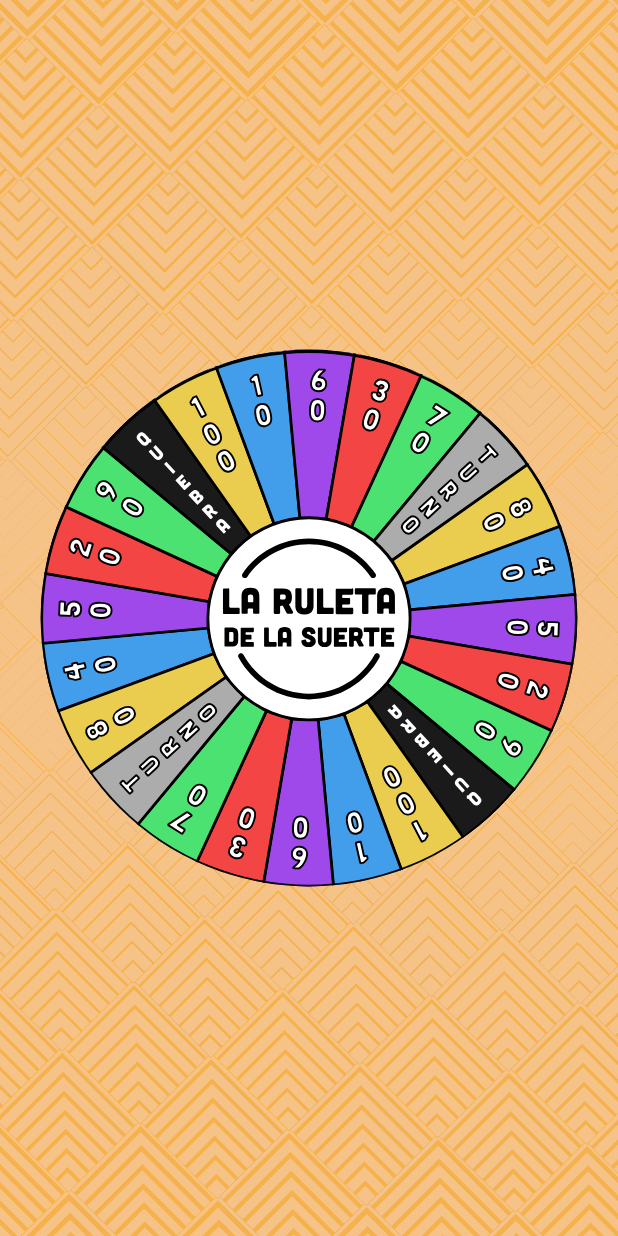
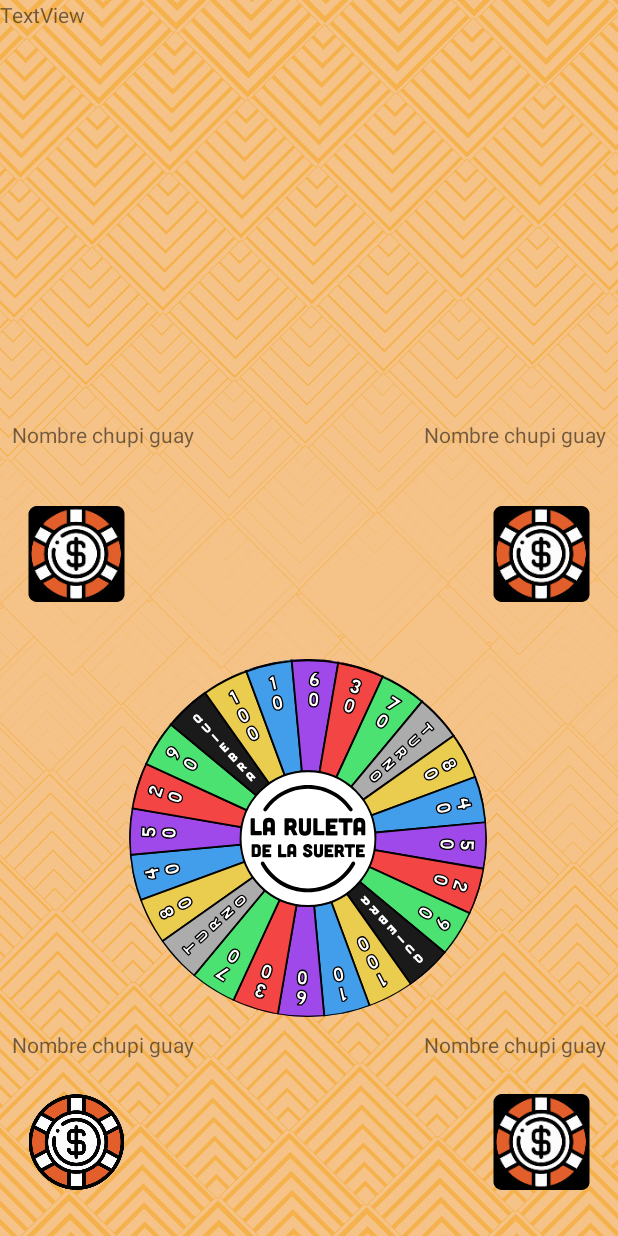
Before and after one commit to aalevelaa/ruleta-de-la-suerte, an Android app: the GameActivity screen opened directly, with no data from a screen before it, on a phone screen of 412 x 824 dp. Run offline under Robolectric (Android 15) with nearby library versions, the phone set to English and light mode, and no system bars; 1 statement that could not run was skipped.

Commit message:
Players icons added.

```diff
--- a/app/src/main/java/com/example/ruletadelasuerte/GameActivity.java
+++ b/app/src/main/java/com/example/ruletadelasuerte/GameActivity.java
@@ -6,18 +6,18 @@ import android.content.Intent;
 import android.os.Bundle;
 import android.view.View;
 import android.view.animation.AnimationSet;
-import android.view.animation.DecelerateInterpolator;
 import android.view.animation.RotateAnimation;
 import android.widget.ImageView;
+import android.widget.TextView;
 
 import java.util.Random;
 
 public class GameActivity extends AppCompatActivity {
 
     private ImageView ruleta;
-    private AnimationSet animSet;
     private int numPlayers = 0;
     private String[] namePlayers;
+    private float lastRDiff = 0;
 
     @Override
     protected void onCreate(Bundle savedInstanceState) {
@@ -37,14 +37,14 @@ public class GameActivity extends AppCompatActivity {
     {
         ruleta = findViewById(R.id.ruletaIntro);
 
-        animSet = new AnimationSet(true);
-        animSet.setInterpolator(new DecelerateInterpolator());
-        animSet.setFillAfter(true);
-        animSet.setFillEnabled(true);
-
+        ruleta.setOnClickListener(new View.OnClickListener()
+        {
+            @Override
+            public void onClick(View v)
+            {
                 float r = (float) new Random().nextInt(360);
 
-        RotateAnimation animRotate = new RotateAnimation(0.0f, 2160 + r,
+                final RotateAnimation animRotate = new RotateAnimation(0.0f, -r+5-360,
                         RotateAnimation.RELATIVE_TO_SELF, 0.5f,
                         RotateAnimation.RELATIVE_TO_SELF, 0.5f);
 
@@ -52,16 +52,15 @@ public class GameActivity extends AppCompatActivity {
                 animRotate.setDuration(3000);
                 animRotate.setFillAfter(true);
 
-        animSet.addAnimation(animRotate);
+                ruleta.startAnimation(animRotate);
 
+                //lastRDiff = 360f - r;
 
+                TextView tv = findViewById(R.id.textView2);
 
-        ruleta.setOnClickListener(new View.OnClickListener()
-        {
-            @Override
-            public void onClick(View v)
-            {
-                ruleta.startAnimation(animSet);
+                String[] casillas = getResources().getStringArray(R.array.casillas);
+
+                tv.setText(casillas[(int) (Math.ceil(r/15)-1)]);
             }
         });
     }
--- a/app/src/main/res/layout/activity_game.xml
+++ b/app/src/main/res/layout/activity_game.xml
@@ -4,8 +4,8 @@
     xmlns:tools="http://schemas.android.com/tools"
     android:layout_width="match_parent"
     android:layout_height="match_parent"
-    tools:context=".GameActivity"
-    android:background="#EBB275" >
+    android:background="#EBB275"
+    tools:context=".GameActivity">
 
 
     <ImageView
@@ -22,14 +22,135 @@
 
     <ImageView
         android:id="@+id/ruletaIntro"
-        android:layout_width="360dp"
-        android:layout_height="360dp"
+        android:layout_width="240dp"
+        android:layout_height="240dp"
         android:background="@drawable/ruleta_ingame"
         app:layout_constraintBottom_toBottomOf="parent"
         app:layout_constraintEnd_toEndOf="parent"
-        app:layout_constraintHorizontal_bias="0.495"
+        app:layout_constraintHorizontal_bias="0.497"
         app:layout_constraintStart_toStartOf="parent"
-        app:layout_constraintTop_toTopOf="parent" />
+        app:layout_constraintTop_toTopOf="parent"
+        app:layout_constraintVertical_bias="0.751" />
+
+    <TextView
+        android:id="@+id/textView2"
+        android:layout_width="wrap_content"
+        android:layout_height="wrap_content"
+        android:text="TextView"
+        tools:layout_editor_absoluteX="176dp"
+        tools:layout_editor_absoluteY="673dp" />
+
+    <ImageView
+        android:id="@+id/iconPlayer1"
+        android:layout_width="86dp"
+        android:layout_height="64dp"
+        android:layout_marginStart="8dp"
+        android:layout_marginLeft="8dp"
+        android:layout_marginTop="8dp"
+        android:layout_marginBottom="8dp"
+        app:layout_constraintBottom_toTopOf="@+id/ruletaIntro"
+        app:layout_constraintStart_toStartOf="parent"
+        app:layout_constraintTop_toBottomOf="@+id/namePlayer1"
+        app:srcCompat="@mipmap/ic_launcher"
+        tools:srcCompat="@tools:sample/avatars[1]" />
+
+    <TextView
+        android:id="@+id/namePlayer1"
+        android:layout_width="wrap_content"
+        android:layout_height="wrap_content"
+        android:layout_marginStart="8dp"
+        android:layout_marginLeft="8dp"
+        android:text="Nombre chupi guay"
+        app:layout_constraintStart_toStartOf="parent"
+        app:layout_constraintTop_toTopOf="@+id/guideline" />
+
+    <ImageView
+        android:id="@+id/iconPlayer2"
+        android:layout_width="86dp"
+        android:layout_height="64dp"
+        android:layout_marginTop="8dp"
+        android:layout_marginEnd="8dp"
+        android:layout_marginRight="8dp"
+        android:layout_marginBottom="8dp"
+        app:layout_constraintBottom_toTopOf="@+id/ruletaIntro"
+        app:layout_constraintEnd_toEndOf="parent"
+        app:layout_constraintTop_toBottomOf="@+id/namePlayer2"
+        app:srcCompat="@mipmap/ic_launcher"
+        tools:srcCompat="@tools:sample/avatars[2]" />
+
+    <TextView
+        android:id="@+id/namePlayer2"
+        android:layout_width="wrap_content"
+        android:layout_height="wrap_content"
+        android:layout_marginEnd="8dp"
+        android:layout_marginRight="8dp"
+        android:text="Nombre chupi guay"
+        app:layout_constraintEnd_toEndOf="parent"
+        app:layout_constraintTop_toTopOf="@+id/guideline" />
+
+    <ImageView
+        android:id="@+id/iconPlayer3"
+        android:layout_width="86dp"
+        android:layout_height="64dp"
+        android:layout_marginStart="8dp"
+        android:layout_marginLeft="8dp"
+        android:layout_marginTop="8dp"
+        android:layout_marginBottom="16dp"
+        app:layout_constraintBottom_toBottomOf="parent"
+        app:layout_constraintStart_toStartOf="parent"
+        app:layout_constraintTop_toBottomOf="@+id/namePlayer3"
+        app:srcCompat="@drawable/ruleta_icon"
+        tools:srcCompat="@tools:sample/avatars[4]" />
+
+    <TextView
+        android:id="@+id/namePlayer3"
+        android:layout_width="wrap_content"
+        android:layout_height="wrap_content"
+        android:layout_marginStart="8dp"
+        android:layout_marginLeft="8dp"
+        android:layout_marginTop="8dp"
+        android:text="Nombre chupi guay"
+        app:layout_constraintStart_toStartOf="parent"
+        app:layout_constraintTop_toBottomOf="@+id/ruletaIntro" />
+
+    <ImageView
+        android:id="@+id/iconPlayer4"
+        android:layout_width="86dp"
+        android:layout_height="64dp"
+        android:layout_marginTop="8dp"
+        android:layout_marginEnd="8dp"
+        android:layout_marginRight="8dp"
+        android:layout_marginBottom="16dp"
+        app:layout_constraintBottom_toBottomOf="parent"
+        app:layout_constraintEnd_toEndOf="parent"
+        app:layout_constraintTop_toBottomOf="@+id/namePlayer4"
+        app:srcCompat="@mipmap/ic_launcher"
+        tools:srcCompat="@tools:sample/avatars[9]" />
+
+    <TextView
+        android:id="@+id/namePlayer4"
+        android:layout_width="wrap_content"
+        android:layout_height="wrap_content"
+        android:layout_marginTop="8dp"
+        android:layout_marginEnd="8dp"
+        android:layout_marginRight="8dp"
+        android:text="Nombre chupi guay"
+        app:layout_constraintEnd_toEndOf="parent"
+        app:layout_constraintTop_toBottomOf="@+id/ruletaIntro" />
+
+    <androidx.constraintlayout.widget.Guideline
+        android:id="@+id/guideline"
+        android:layout_width="wrap_content"
+        android:layout_height="wrap_content"
+        android:orientation="horizontal"
+        app:layout_constraintGuide_percent="0.34" />
+
+    <androidx.constraintlayout.widget.Barrier
+        android:id="@+id/barrier"
+        android:layout_width="wrap_content"
+        android:layout_height="wrap_content"
+        app:barrierDirection="left"
+        tools:layout_editor_absoluteX="411dp" />
 
 
 </androidx.constraintlayout.widget.ConstraintLayout>
```
Lines whose indentation alone changed are shown as unchanged.
